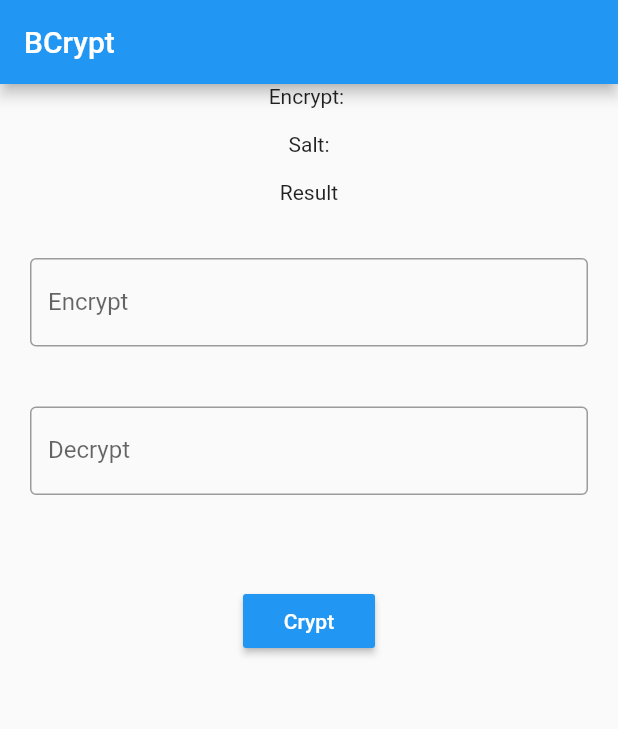
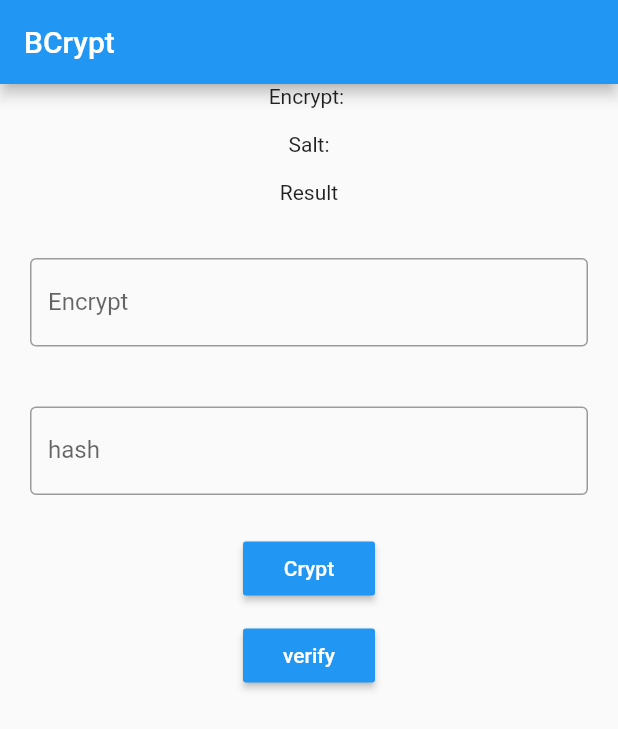
Before and after one commit to patrickerson/bcrypt_app, a Flutter app: the screen it shows after launch, on a phone screen of 412 x 824 dp. Shown: the top 729 px of the screen. Run offline on Flutter 3.47's test engine with Material 2 defaults, Android fonts, the phone set to English and light mode, and no system bars; our stand-ins replace flutter_mobx, mobx; missing offline and left inert: flutter_bcrypt; generated files the repository leaves out were written again.

Commit message:
Verify function

```diff
--- a/lib/app/home.dart
+++ b/lib/app/home.dart
@@ -9,25 +9,20 @@ class HomePage extends StatelessWidget {
 
   HomeController controller = new HomeController();
   String result;
-  Widget _cryptButton() {
+  Widget _cryptButton({String text, void Function() onPressed}) {
 
     return Observer(
 
         builder: (_){
           return Padding(
-            padding: EdgeInsets.all(40),
+            padding: EdgeInsets.all(5),
             child: RaisedButton(
-            color: Colors.blue,
+            color: controller.model.color,
               child: Text(
-                "Crypt",
+                text,
                 style: TextStyle(color: Colors.white),
               ),
-              onPressed: (){
-                Future<String> hash = FlutterBcrypt.hashPw(
-                    password: controller.model.encrypt,
-                    salt: controller.model.salt);
-              hash.then((value) => controller.model.decrypt = value);
-              }
+              onPressed: onPressed
           )
           );
         }
@@ -60,13 +55,15 @@ class HomePage extends StatelessWidget {
 
     result = "";
 
-
-    return Scaffold(
+    return Observer(
+     builder: (_){return Scaffold(
       appBar: AppBar(
         title: Text("BCrypt"),
+        backgroundColor: controller.model.color,
       ),
+
       body: SingleChildScrollView(child: Column(
-        mainAxisAlignment: MainAxisAlignment.center,
+        mainAxisAlignment: MainAxisAlignment.spaceAround,
         mainAxisSize: MainAxisSize.max,
         children: <Widget>[
           Text("Encrypt: "),
@@ -91,20 +88,42 @@ class HomePage extends StatelessWidget {
 
           ),
           _textInput(
-              labelText: "Decrypt",
-              hintText: controller.model.encrypt,
+              labelText: "hash",
+              hintText: controller.model.decrypt,
               onChanged: controller.model.setDecrypt,
           ),
 
-          _cryptButton(),
+          _cryptButton(
+            text: "Crypt",
+            onPressed: (){
+              Future<String> hash = FlutterBcrypt.hashPw(
+                  password: controller.model.encrypt,
+                  salt: controller.model.salt);
+              hash.then((value) => controller.model.decrypt = value);
+
+            }
+          ),
+
+          _cryptButton(
+            text: "verify",
+            onPressed: (){
+              Future<bool> verify = FlutterBcrypt.verify(
+                  password: controller.model.encrypt, hash: controller.model.decrypt);
 
 
+              verify.then((value){if(value){
+                print("ok");
+                controller.model.color = Colors.green;}
+                else{print("failed"); controller.model.color = Colors.red;}
+              });
+            }
+          )
 
 
 
         ],
       ),)
-    );
+    );});
 
   }
 }
--- a/lib/app/text_model.dart
+++ b/lib/app/text_model.dart
@@ -1,3 +1,4 @@
+import 'package:flutter/material.dart';
 import 'package:mobx/mobx.dart';
 
 part 'text_model.g.dart';
@@ -22,4 +23,9 @@ abstract class _TextModelBase with Store {
   String salt = "";
   @action
   void setSalt(String input) => salt = input;
+
+  @observable
+  Color color = Colors.blue;
+  @action
+  void setColor(Color nc) => color = nc;
 }
```
